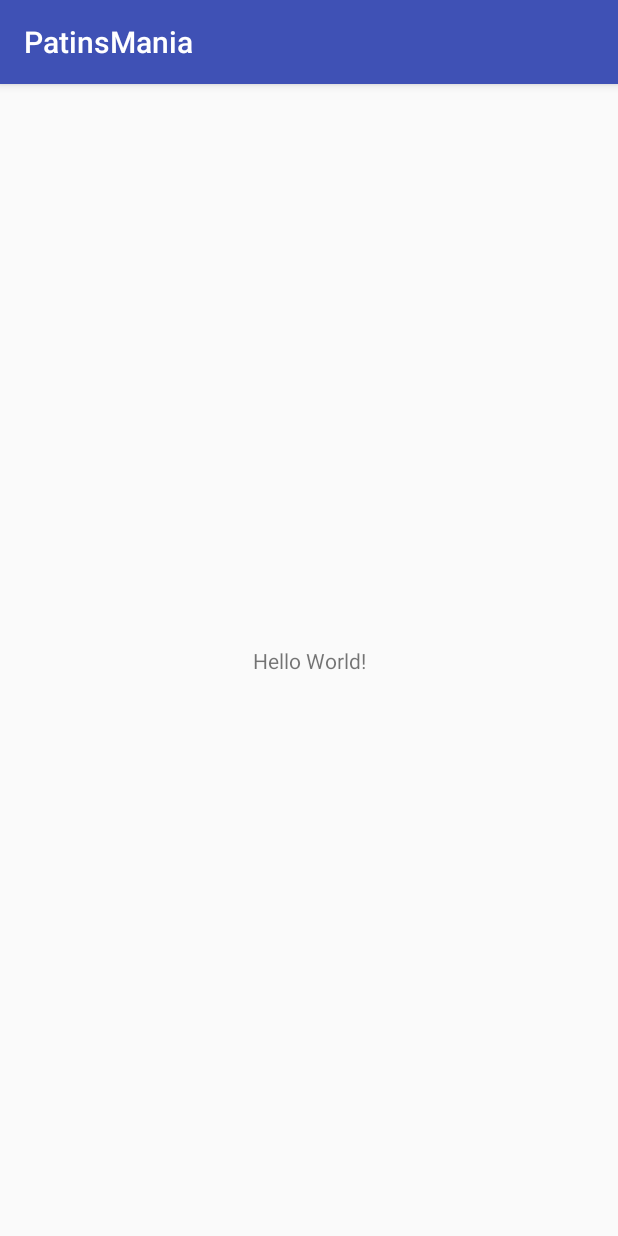
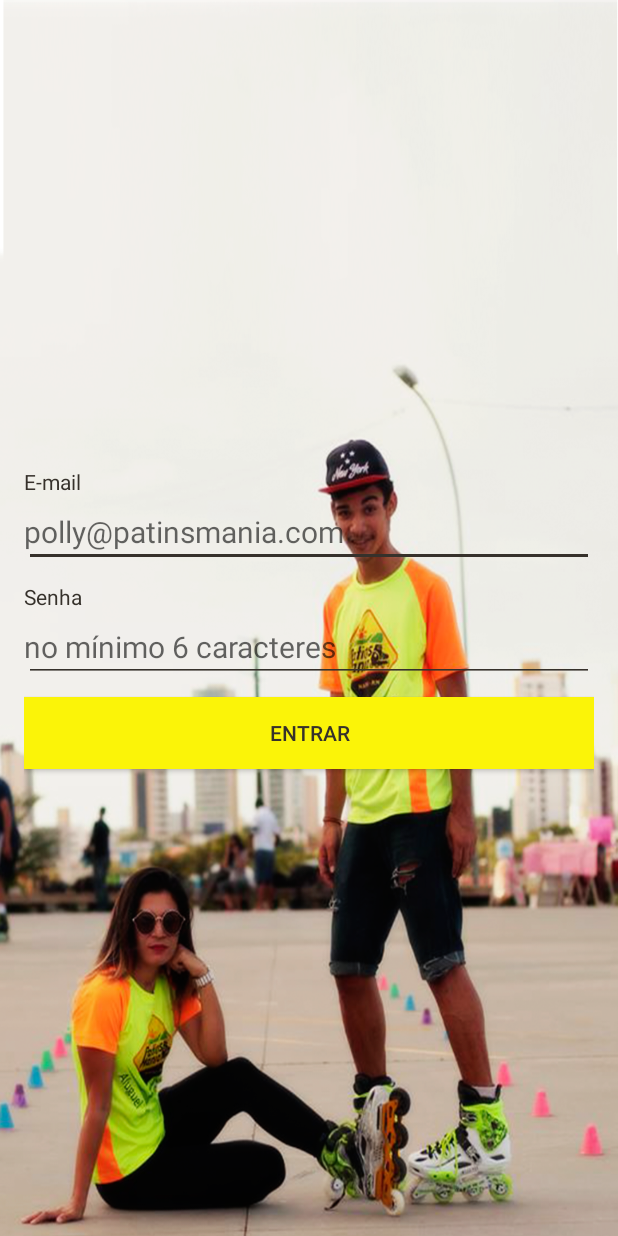
Before and after one commit to paulossm/patins-mania, an Android app: the screen it shows after launch (MainActivity before the commit, LoginActivity after it), on a phone screen of 412 x 824 dp. Run offline under Robolectric (Android 15) with nearby library versions, the phone set to English and light mode, and no system bars; our stand-ins replace Firebase (no records; nobody signed in at launch, a user with empty details on screens opened directly).

Commit message:
Login Tele

```diff
--- a/app/build.gradle
+++ b/app/build.gradle
@@ -25,4 +25,8 @@ dependencies {
     testImplementation 'junit:junit:4.12'
     androidTestImplementation 'com.android.support.test:runner:1.0.2'
     androidTestImplementation 'com.android.support.test.espresso:espresso-core:3.0.2'
+    implementation 'com.google.firebase:firebase-core:16.0.1'
+    implementation 'com.google.firebase:firebase-auth:16.0.1'
 }
+
+apply plugin: 'com.google.gms.google-services'
--- a/app/src/main/AndroidManifest.xml
+++ b/app/src/main/AndroidManifest.xml
@@ -1,6 +1,8 @@
 <?xml version="1.0" encoding="utf-8"?>
 <manifest xmlns:android="http://schemas.android.com/apk/res/android"
     package="imd.ufrn.br.patinsmania">
+
+    <uses-permission android:name="android.permission.INTERNET" />
 
     <application
         android:allowBackup="true"
@@ -9,7 +11,7 @@
         android:roundIcon="@mipmap/ic_launcher_round"
         android:supportsRtl="true"
         android:theme="@style/AppTheme">
-        <activity android:name=".MainActivity"></activity>
+        <activity android:name=".MainActivity" />
         <activity
             android:name=".SplashActivity"
             android:theme="@style/Theme.AppCompat.NoActionBar">
@@ -19,6 +21,11 @@
                 <category android:name="android.intent.category.LAUNCHER" />
             </intent-filter>
         </activity>
+        <activity
+            android:name=".LoginActivity"
+            android:theme="@style/Theme.AppCompat.NoActionBar">
+
+        </activity>
     </application>
 
 </manifest>
--- /dev/null
+++ b/app/src/main/java/imd/ufrn/br/patinsmania/LoginActivity.java
@@ -0,0 +1,49 @@
+package imd.ufrn.br.patinsmania;
+
+import android.support.annotation.NonNull;
+import android.support.v7.app.AppCompatActivity;
+import android.os.Bundle;
+import android.view.View;
+import android.widget.EditText;
+import android.widget.Toast;
+
+import com.google.android.gms.tasks.OnCompleteListener;
+import com.google.android.gms.tasks.Task;
+import com.google.firebase.auth.AuthResult;
+import com.google.firebase.auth.FirebaseAuth;
+
+public class LoginActivity extends AppCompatActivity {
+    private EditText emailField;
+    private EditText passwordField;
+
+    private FirebaseAuth auth;
+
+    @Override
+    protected void onCreate(Bundle savedInstanceState) {
+        super.onCreate(savedInstanceState);
+        setContentView(R.layout.activity_login);
+        emailField = findViewById(R.id.login_email_field);
+        passwordField = findViewById(R.id.login_password_field);
+        auth = FirebaseAuth.getInstance();
+    }
+
+    public void login(View view) {
+        String email = emailField.getText().toString().trim();
+        String password = passwordField.getText().toString();
+
+        auth.signInWithEmailAndPassword(email, password).addOnCompleteListener(new OnCompleteListener<AuthResult>() {
+            @Override
+            public void onComplete(@NonNull Task<AuthResult> task) {
+                if (task.isSuccessful()) {
+                    Toast.makeText(LoginActivity.this, R.string.login_success, Toast.LENGTH_SHORT).show();
+
+                    // startar activity
+
+                    finish();
+                } else {
+                    Toast.makeText(LoginActivity.this, R.string.login_failed, Toast.LENGTH_SHORT).show();
+                }
+            }
+        });
+    }
+}
--- a/app/src/main/java/imd/ufrn/br/patinsmania/SplashActivity.java
+++ b/app/src/main/java/imd/ufrn/br/patinsmania/SplashActivity.java
@@ -15,8 +15,8 @@ public class SplashActivity extends AppCompatActivity {
         new Thread(new Runnable() {
             @Override
             public void run() {
-                SystemClock.sleep(5000);
-                Intent intent = new Intent(getApplicationContext(), MainActivity.class);
+                SystemClock.sleep(4000);
+                Intent intent = new Intent(getApplicationContext(), LoginActivity.class);
                 startActivity(intent);
                 finish();
             }
--- /dev/null
+++ b/app/src/main/res/layout/activity_login.xml
@@ -0,0 +1,65 @@
+<?xml version="1.0" encoding="utf-8"?>
+<LinearLayout xmlns:android="http://schemas.android.com/apk/res/android"
+    xmlns:app="http://schemas.android.com/apk/res-auto"
+    xmlns:tools="http://schemas.android.com/tools"
+    android:layout_width="match_parent"
+    android:layout_height="match_parent"
+    android:background="@drawable/patinsmania_background"
+    android:gravity="center"
+    android:orientation="vertical"
+    android:padding="@dimen/activity_horizontal_margin"
+    tools:context=".LoginActivity"
+    >
+
+    <TextView
+        android:layout_width="match_parent"
+        android:layout_height="wrap_content"
+        android:text="@string/email"
+        android:textColor="@color/skate_dark"/>
+
+    <EditText
+        android:id="@+id/login_email_field"
+        android:layout_width="match_parent"
+        android:layout_height="wrap_content"
+        android:layout_marginBottom="10dp"
+        android:hint="@string/email_hint"
+        android:textColor="@color/skate_dark"
+        android:textSize="@dimen/edt_text_size"
+        android:paddingLeft="@dimen/no_padding"
+        android:paddingTop="@dimen/edt_text_padding"
+        android:paddingBottom="@dimen/edt_text_padding"
+        android:theme="@style/EditTextTheme"
+        />
+
+    <TextView
+        android:layout_width="match_parent"
+        android:layout_height="wrap_content"
+        android:text="@string/password"
+        android:textColor="@color/skate_dark"/>
+
+    <EditText
+        android:id="@+id/login_password_field"
+        android:layout_width="match_parent"
+        android:layout_height="wrap_content"
+        android:layout_marginBottom="10dp"
+        android:hint="@string/password_hint"
+        android:inputType="textPassword"
+        android:textColor="@color/skate_dark"
+        android:textSize="@dimen/edt_text_size"
+        android:paddingLeft="@dimen/no_padding"
+        android:paddingTop="@dimen/edt_text_padding"
+        android:paddingBottom="@dimen/edt_text_padding"
+        android:theme="@style/EditTextTheme"
+
+        />
+
+    <Button
+        android:layout_width="match_parent"
+        android:layout_height="wrap_content"
+        android:onClick="login"
+        android:text="@string/btn_login"
+        android:textColor="@color/skate_dark"
+        android:background="@color/speed_yellow"/>
+
+
+</LinearLayout>
--- a/app/src/main/res/values/colors.xml
+++ b/app/src/main/res/values/colors.xml
@@ -1,6 +1,12 @@
 <?xml version="1.0" encoding="utf-8"?>
 <resources>
-    <color name="colorPrimary">#3F51B5</color>
-    <color name="colorPrimaryDark">#303F9F</color>
-    <color name="colorAccent">#FF4081</color>
+    <color name="colorPrimary">#fbe403</color>
+    <color name="colorPrimaryDark">#f9b800</color>
+    <color name="colorAccent">#6547ff</color>
+
+    <color name="skate_dark">#36312b</color>
+    <color name="orange_sun">#df7249</color>
+    <color name="speed_yellow">#fbf408</color>
+
+    <color name="snow">#ffffff</color>
 </resources>
--- /dev/null
+++ b/app/src/main/res/values/dimens.xml
@@ -0,0 +1,11 @@
+<?xml version="1.0" encoding="utf-8"?>
+<resources>
+    <!-- Default screen margins, per the Android Design guidelines. -->
+    <dimen name="activity_horizontal_margin">16dp</dimen>
+    <dimen name="activity_vertical_margin">16dp</dimen>
+    <dimen name="fab_margin">16dp</dimen>
+    <dimen name="logo_w_h">100dp</dimen>
+    <dimen name="edt_text_padding">10dp</dimen>
+    <dimen name="edt_text_size">20sp</dimen>
+    <dimen name="no_padding">0dp</dimen>
+</resources>
--- a/app/src/main/res/values/strings.xml
+++ b/app/src/main/res/values/strings.xml
@@ -1,6 +1,11 @@
 <resources>
-    <string name="app_name">PatinsMania</string>
-    <color name="skate_dark">#36312b</color>
-    <color name="orange_sun">#df7249</color>
-    <color name="speed_yellow">#fbf408</color>
+    <string name="app_name">Patins Mania</string>
+    <string name="email">E-mail</string>
+    <string name="password">Senha</string>
+    <string name="btn_login">Entrar</string>
+    <string name="email_hint">polly@patinsmania.com</string>
+    <string name="password_hint">no mínimo 6 caracteres</string>
+
+    <string name="login_success">Logado com sucesso!</string>
+    <string name="login_failed">Usuário ou senha não reconhecidos.</string>
 </resources>
--- a/app/src/main/res/values/styles.xml
+++ b/app/src/main/res/values/styles.xml
@@ -8,4 +8,10 @@
         <item name="colorAccent">@color/colorAccent</item>
     </style>
 
+    <style name="EditTextTheme" parent="Base.Theme.AppCompat.Light.DarkActionBar">
+        <item name="colorControlNormal">@color/skate_dark</item>
+        <item name="colorControlActivated">@color/skate_dark</item>
+        <item name="colorControlHighlight">@color/speed_yellow</item>
+    </style>
+
 </resources>
--- a/build.gradle
+++ b/build.gradle
@@ -8,7 +8,7 @@ buildscript {
     }
     dependencies {
         classpath 'com.android.tools.build:gradle:3.1.4'
-
+        classpath 'com.google.gms:google-services:4.0.1'
 
         // NOTE: Do not place your application dependencies here; they belong
         // in the individual module build.gradle files
```
Also changed, not shown: app/src/main/res/drawable/patinsmania_background.png (added), 1 other file.
